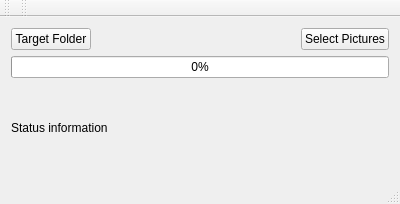
This is CombineImages/mainwindow.ui in hanckmann/random_projects as Qt 5 draws it before an edit. The edited form follows.
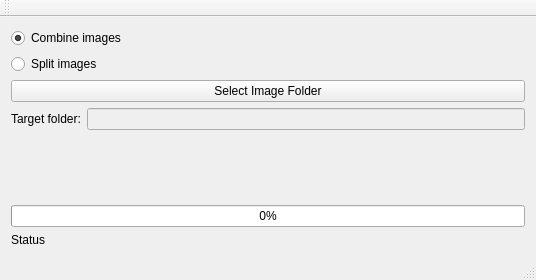
This is the edited form.

The edit to the form file:
```diff
--- a/CombineImages/mainwindow.ui
+++ b/CombineImages/mainwindow.ui
@@ -6,8 +6,8 @@
    <rect>
     <x>0</x>
     <y>0</y>
-    <width>400</width>
-    <height>204</height>
+    <width>536</width>
+    <height>280</height>
    </rect>
   </property>
   <property name="windowTitle">
@@ -15,39 +15,63 @@
   </property>
   <widget class="QWidget" name="centralWidget">
    <layout class="QVBoxLayout" name="verticalLayout_2">
+    <item>
+     <widget class="QRadioButton" name="rbCombine">
+      <property name="text">
+       <string>Combine images</string>
+      </property>
+      <property name="checked">
+       <bool>true</bool>
+      </property>
+     </widget>
+    </item>
+    <item>
+     <widget class="QRadioButton" name="rbSplit">
+      <property name="text">
+       <string>Split images</string>
+      </property>
+     </widget>
+    </item>
+    <item>
+     <widget class="QPushButton" name="pushButton">
+      <property name="text">
+       <string>Select Image Folder</string>
+      </property>
+     </widget>
+    </item>
     <item>
      <layout class="QVBoxLayout" name="verticalLayout">
       <item>
        <layout class="QHBoxLayout" name="horizontalLayout">
         <item>
-         <widget class="QPushButton" name="buttonSetTargetFolder">
+         <widget class="QLabel" name="labelTargetFolder">
           <property name="text">
-           <string>Target Folder</string>
+           <string>Target folder:</string>
           </property>
          </widget>
         </item>
         <item>
-         <spacer name="horizontalSpacer_2">
-          <property name="orientation">
-           <enum>Qt::Horizontal</enum>
-          </property>
-          <property name="sizeHint" stdset="0">
-           <size>
-            <width>40</width>
-            <height>20</height>
-           </size>
-          </property>
-         </spacer>
-        </item>
-        <item>
-         <widget class="QPushButton" name="buttonSelectPictures">
-          <property name="text">
-           <string>Select Pictures</string>
+         <widget class="QLineEdit" name="lineEditTargetFolder">
+          <property name="enabled">
+           <bool>false</bool>
           </property>
          </widget>
         </item>
        </layout>
       </item>
+      <item>
+       <spacer name="verticalSpacer">
+        <property name="orientation">
+         <enum>Qt::Vertical</enum>
+        </property>
+        <property name="sizeHint" stdset="0">
+         <size>
+          <width>20</width>
+          <height>40</height>
+         </size>
+        </property>
+       </spacer>
+      </item>
       <item>
        <widget class="QProgressBar" name="progressBar">
         <property name="value">
@@ -56,9 +80,9 @@
        </widget>
       </item>
       <item>
-       <widget class="QLabel" name="labelStatus">
+       <widget class="QLabel" name="label">
         <property name="text">
-         <string>Status information</string>
+         <string>Status</string>
         </property>
        </widget>
       </item>
@@ -66,24 +90,6 @@
     </item>
    </layout>
   </widget>
-  <widget class="QMenuBar" name="menuBar">
-   <property name="geometry">
-    <rect>
-     <x>0</x>
-     <y>0</y>
-     <width>400</width>
-     <height>29</height>
-    </rect>
-   </property>
-  </widget>
-  <widget class="QToolBar" name="mainToolBar">
-   <attribute name="toolBarArea">
-    <enum>TopToolBarArea</enum>
-   </attribute>
-   <attribute name="toolBarBreak">
-    <bool>false</bool>
-   </attribute>
-  </widget>
   <widget class="QStatusBar" name="statusBar"/>
   <widget class="QToolBar" name="toolBar">
    <property name="windowTitle">
```
